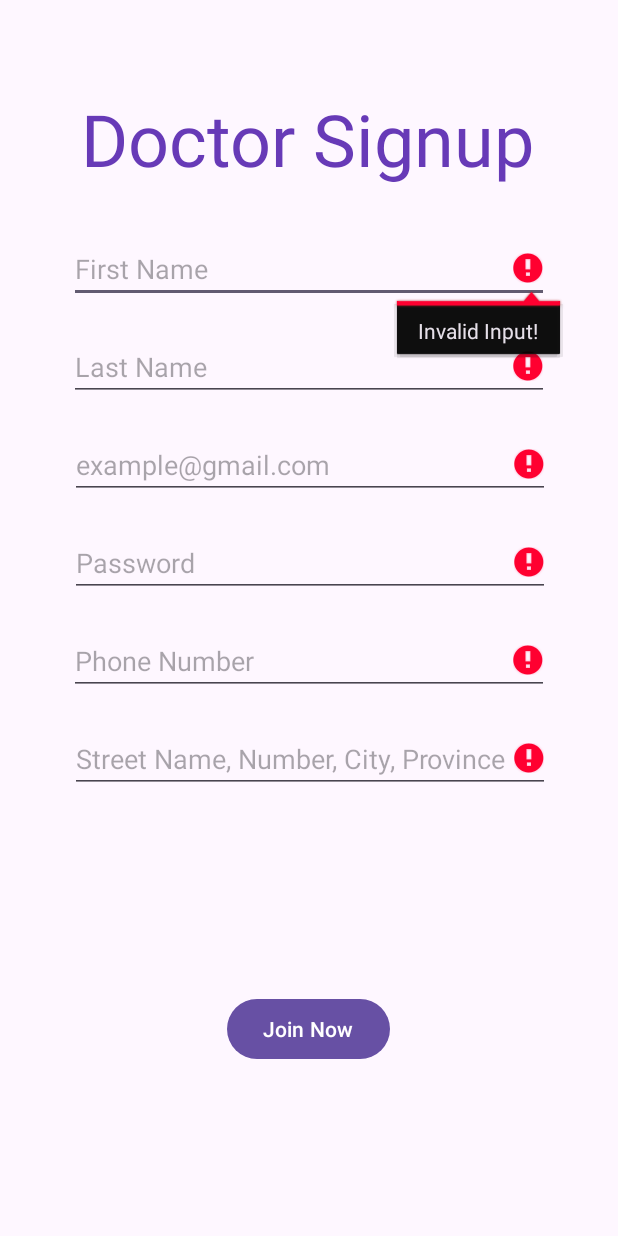
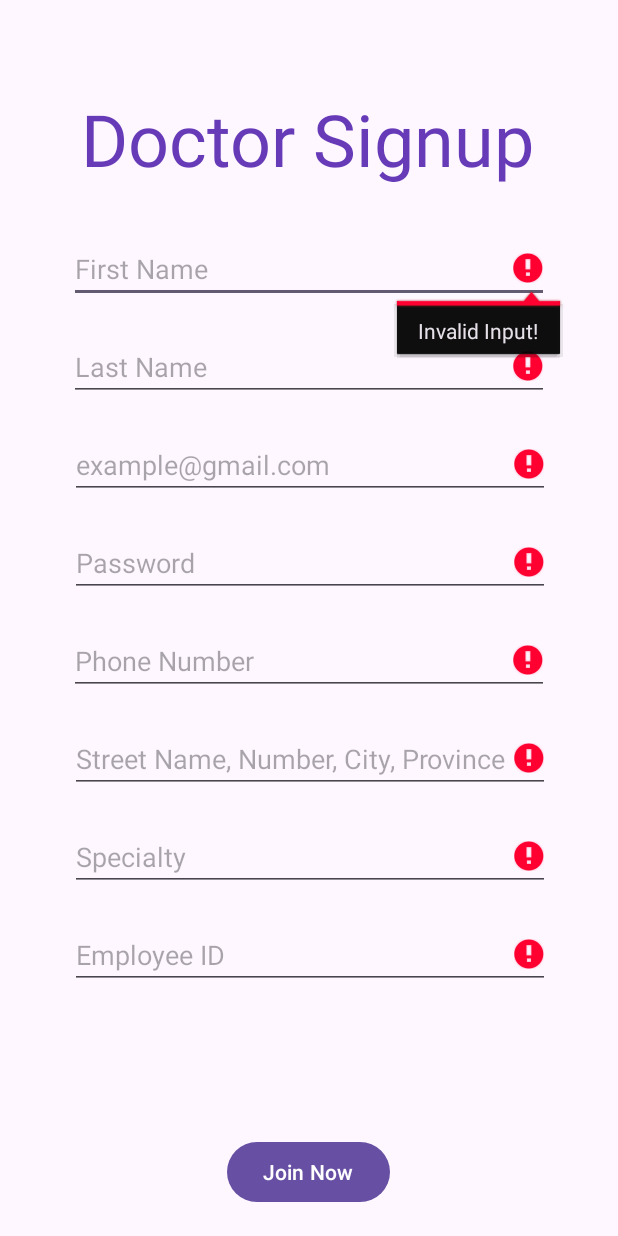
Before and after one commit to uOttawaSEGA2023/project-group-16, an Android app: the RegisterDoctor screen opened directly, with no data from a screen before it, after a tap on "Join Now", on a phone screen of 412 x 824 dp. Run offline under Robolectric (Android 15) with nearby library versions, the phone set to English and light mode, and no system bars; our stand-ins replace Firebase (no records; nobody signed in at launch, a user with empty details on screens opened directly).

Commit message:
Potential main fix

```diff
--- a/Deliverable1/HAMS/app/src/main/java/com/group16/hams/Database.java
+++ b/Deliverable1/HAMS/app/src/main/java/com/group16/hams/Database.java
@@ -44,7 +44,7 @@ public class Database {
                             snapshot.child("password").getValue(String.class),
                             snapshot.child("phoneNumber").getValue(String.class),
                             snapshot.child("address").getValue(String.class),
-                            snapshot.child("employeeNumber").getValue(Integer.class),
+                            String.valueOf(snapshot.child("employeeNumber").getValue(Integer.class)),
                             snapshot.child("specialties").getValue(String.class).split(" "));
                 } else if (snapshot.child("Admin").child(user.getUid()).exists()){
                     snapshot = snapshot.child("Admin").child(user.getUid());
--- a/Deliverable1/HAMS/app/src/main/java/com/group16/hams/RegisterDoctor.java
+++ b/Deliverable1/HAMS/app/src/main/java/com/group16/hams/RegisterDoctor.java
@@ -28,7 +28,7 @@ public class RegisterDoctor extends AppCompatActivity {
 
     private Button join;
     private FirebaseAuth mAuth;
-    private EditText firstName, lastName, username, password, phoneNumber, address;
+    private EditText firstName, lastName, username, password, phoneNumber, address, specialty, employeeId;
 
     private User u;
 
@@ -44,6 +44,8 @@ public class RegisterDoctor extends AppCompatActivity {
         password = findViewById(R.id.password_registration);
         phoneNumber = findViewById(R.id.phone_number);
         address = findViewById(R.id.address);
+        specialty = findViewById(R.id.specialty);
+        employeeId = findViewById(R.id.employee_id);
 
         join.setOnClickListener(new View.OnClickListener() {
             @Override
@@ -55,35 +57,49 @@ public class RegisterDoctor extends AppCompatActivity {
                 String passwordText = password.getText().toString();
                 String phoneNumberText = phoneNumber.getText().toString();
                 String addressText = address.getText().toString();
+                String specialtyText = specialty.getText().toString();
+                String employeeIdText = employeeId.getText().toString();
 
-                if (validateName(firstNameText) == false){
+                if (!validateName(firstNameText)) {
                     firstName.setError("Invalid Input!");
                     validFlag = false;
                 }
-                if (validateName(lastNameText) == false){
+                if (!validateName(lastNameText)) {
                     lastName.setError("Invalid Input!");
                     validFlag = false;
                 }
-                if (validateUsername(usernameText) == false){
+                if (!validateUsername(usernameText)) {
                     username.setError("Invalid Input!");
                     validFlag = false;
                 }
-                if (validatePhoneNumber(phoneNumberText) == false){
-                    phoneNumber.setError("Invalid Number!");
+                if (!validatePhoneNumber(phoneNumberText)) {
+                    phoneNumber.setError("Invalid Input!");
                     validFlag = false;
                 }
-                if (validateAddress(addressText) == false){
-                    address.setError("Invalid Address!");
+                if (!validateAddress(addressText)) {
+                    address.setError("Invalid Input!");
                     validFlag = false;
                 }
-                if (passwordText.length() < 6 || passwordText == null){
-                    password.setError("Password must be longer than 6 Inputs!");
+                if (passwordText.isEmpty() || passwordText == null) {
+                    password.setError("Invalid Input!");
+                    validFlag = false;
+                }
+
+                if (specialtyText.isEmpty() || specialtyText == null || !validateSpecialty(specialtyText)) {
+                    specialty.setError("Invalid Input");
+                    validFlag = false;
+                }
+
+                if (employeeIdText.isEmpty() || employeeIdText == null || !validateEmployeeId(employeeIdText)) {
+                    employeeId.setError("Invalid Input!");
                     validFlag = false;
                 }
 
 
+
+
                 if (validFlag) {
-                    // Save data
+
                     Intent intent = new Intent(RegisterDoctor.this, MainActivity.class);
                     mAuth = FirebaseAuth.getInstance();
                     mAuth.createUserWithEmailAndPassword(usernameText, passwordText)
@@ -91,7 +107,7 @@ public class RegisterDoctor extends AppCompatActivity {
                                 @Override
                                 public void onComplete(@NonNull Task<AuthResult> task) {
                                     if (task.isSuccessful()) {
-                                        // Sign in success, update UI with the signed-in user's information
+
                                         Log.d(TAG, "createUserWithEmail:success");
                                         FirebaseUser user = mAuth.getCurrentUser();
                                         u = new Doctor(firstNameText,
@@ -100,11 +116,9 @@ public class RegisterDoctor extends AppCompatActivity {
                                                 passwordText,
                                                 phoneNumberText,
                                                 addressText,
-                                                1, new String[]{"Hello", "Hi"});
-//                                        (new Handler()).postDelayed(new Runnable() {
-//                                            @Override
-//                                            public void run() { Database.registerUser(user, u); }
-//                                        }, 1000);
+                                                employeeIdText,
+                                                new String[]{specialtyText});
+
 
                                         Database.registerUser(user, u);
 
@@ -112,7 +126,7 @@ public class RegisterDoctor extends AppCompatActivity {
                                                 Toast.LENGTH_SHORT).show();
                                         startActivity(intent);
                                     } else {
-                                        // If sign in fails, display a message to the user.
+
                                         Log.w(TAG, "createUserWithEmail:failure", task.getException());
                                         Toast.makeText(RegisterDoctor.this, "Authentication failed.",
                                                 Toast.LENGTH_SHORT).show();
@@ -154,5 +168,28 @@ public class RegisterDoctor extends AppCompatActivity {
         return pattern.matcher(address).matches();
     }
 
+    private boolean validateSpecialty(String specialty) {
+
+        String[] specialties = specialty.split(" ");
+        for (String spec : specialties) {
+            try {
+                Integer.parseInt(spec);
+                return false;
+            } catch (NumberFormatException e) {
+
+            }
+        }
+        return true;
+    }
+
+
+    private boolean validateEmployeeId(String employeeId) {
+        try {
+            Integer.parseInt(employeeId);
+            return true;
+        } catch (NumberFormatException e) {
+            return false;
+        }
+    }
 
 }
--- a/Deliverable1/HAMS/app/src/main/res/layout/register_doctor.xml
+++ b/Deliverable1/HAMS/app/src/main/res/layout/register_doctor.xml
@@ -104,6 +104,33 @@
         app:layout_constraintStart_toStartOf="parent"
         app:layout_constraintTop_toBottomOf="@+id/phone_number" />
 
+    <EditText
+        android:id="@+id/specialty"
+        android:layout_width="wrap_content"
+        android:layout_height="wrap_content"
+        android:layout_marginTop="20dp"
+        android:hint="Specialty"
+        android:importantForAutofill="no"
+        android:ems="15"
+        android:inputType="text"
+        app:layout_constraintEnd_toEndOf="parent"
+        app:layout_constraintHorizontal_bias="0.507"
+        app:layout_constraintStart_toStartOf="parent"
+        app:layout_constraintTop_toBottomOf="@+id/address" />
+
+    <EditText
+        android:id="@+id/employee_id"
+        android:layout_width="wrap_content"
+        android:layout_height="wrap_content"
+        android:layout_marginTop="20dp"
+        android:hint="Employee ID"
+        android:importantForAutofill="no"
+        android:ems="15"
+        android:inputType="text"
+        app:layout_constraintEnd_toEndOf="parent"
+        app:layout_constraintHorizontal_bias="0.507"
+        app:layout_constraintStart_toStartOf="parent"
+        app:layout_constraintTop_toBottomOf="@+id/specialty" />
 
     <Button
         android:id="@+id/patient_join"
@@ -115,6 +142,6 @@
         app:layout_constraintHorizontal_bias="0.498"
         app:layout_constraintStart_toStartOf="parent"
         app:layout_constraintTop_toTopOf="parent"
-        app:layout_constraintVertical_bias="0.853" />
+        app:layout_constraintVertical_bias="0.976" />
 
 </androidx.constraintlayout.widget.ConstraintLayout>
```
Also changed, not shown: Deliverable1/HAMS/app/src/main/java/entities/Doctor.java (+8 -8 lines).
